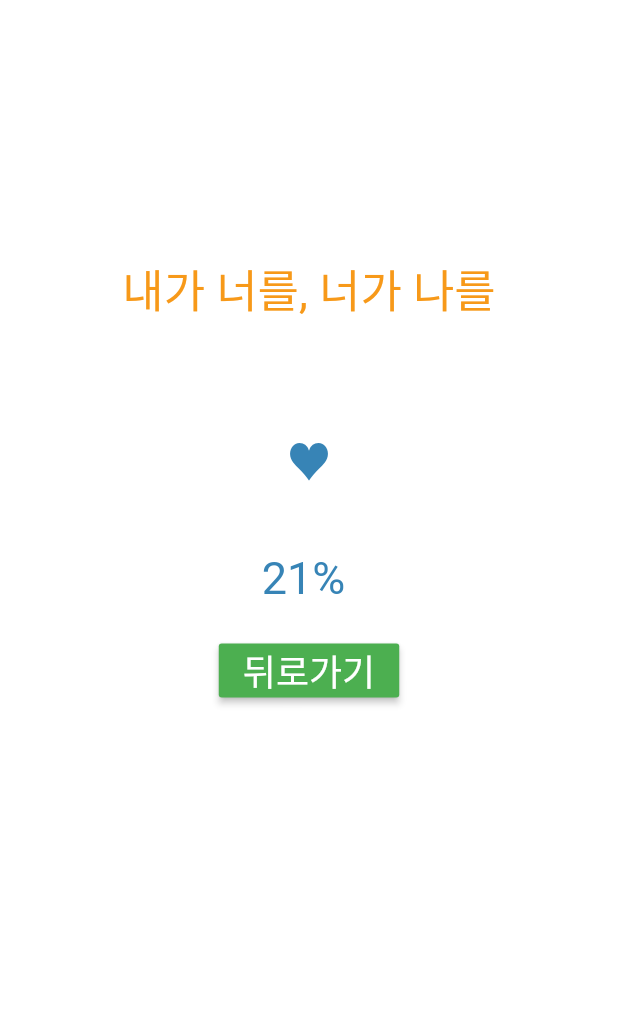
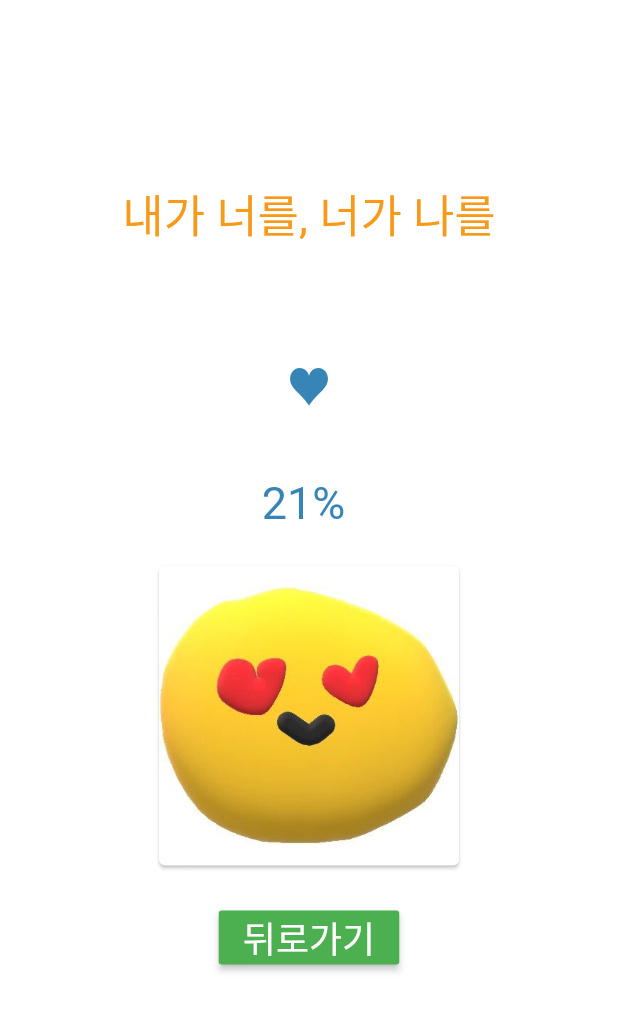
Before and after one commit to sungmin69355/flutter_smproject, a Flutter app: the screen it shows after launch, after a tap on "결과를 확인해주세요", on a phone screen of 412 x 824 dp. Shown: the top 1011 px of the screen. Run offline on Flutter 3.47's test engine with Material 2 defaults, Android fonts, the phone set to English and light mode, and no system bars.

Commit message:
이미지까지 완성

```diff
--- a/smproject/lib/main.dart
+++ b/smproject/lib/main.dart
@@ -33,13 +33,13 @@ class MyApp extends StatelessWidget {
               child: new Container(
                 child: new Center(
                     child: new Column(children: [
-                  new Padding(padding: EdgeInsets.only(top: 140.0)),
+                  new Padding(padding: EdgeInsets.only(top: 90.0)),
                   new Text(
                     '내가 너를, 너가 나를',
                     style: new TextStyle(
                         color: hexToColor("#F79919"), fontSize: 30.0),
                   ),
-                  new Padding(padding: EdgeInsets.only(top: 50.0)),
+                  new Padding(padding: EdgeInsets.only(top: 90.0)),
                   new TextFormField(
                     controller: name,
                     decoration: new InputDecoration(
@@ -65,7 +65,7 @@ class MyApp extends StatelessWidget {
                     ),
                   ),
                   SizedBox(
-                    height: 40,
+                    height: 60,
                   ),
                   new TextFormField(
                     controller: yourname,
@@ -92,17 +92,19 @@ class MyApp extends StatelessWidget {
                     ),
                   ),
                   SizedBox(
-                    height: 40,
+                    height: 70,
                   ),
                   SizedBox(
                     child: RaisedButton(
-                      child: Text('결과를 확인해주세요'),
+                      child: Text('결과를 확인해주세요', style: TextStyle(fontSize: 24)),
                       onPressed: () {
                         Navigator.push(
                           context,
                           MaterialPageRoute(builder: (context) => Secondpage()),
                         );
                       },
+                      color: Colors.green,
+                      textColor: Colors.white,
                     ),
                   ),
                 ])),
@@ -128,7 +130,7 @@ class Secondpage extends StatelessWidget {
               child: new Container(
                 child: new Center(
                     child: new Column(children: [
-                  new Padding(padding: EdgeInsets.only(top: 140.0)),
+                  new Padding(padding: EdgeInsets.only(top: 90.0)),
                   new Text(
                     '내가 너를, 너가 나를',
                     style: new TextStyle(
@@ -153,6 +155,16 @@ class Secondpage extends StatelessWidget {
                   SizedBox(
                     height: 20,
                   ),
+                  Card(
+                    child: Image.asset(
+                      'image/good.jpg',
+                      width: 200,
+                      height: 200,
+                    ),
+                  ),
+                  SizedBox(
+                    height: 20,
+                  ),
                   Center(
                     child: RaisedButton(
                       child: Text('뒤로가기', style: TextStyle(fontSize: 24)),
```
Also changed, not shown: smproject/pubspec.yaml (+3 -9 lines), smproject/image/emm.jpg (added), smproject/image/good.jpg (added), smproject/image/noo.jpg (added).
